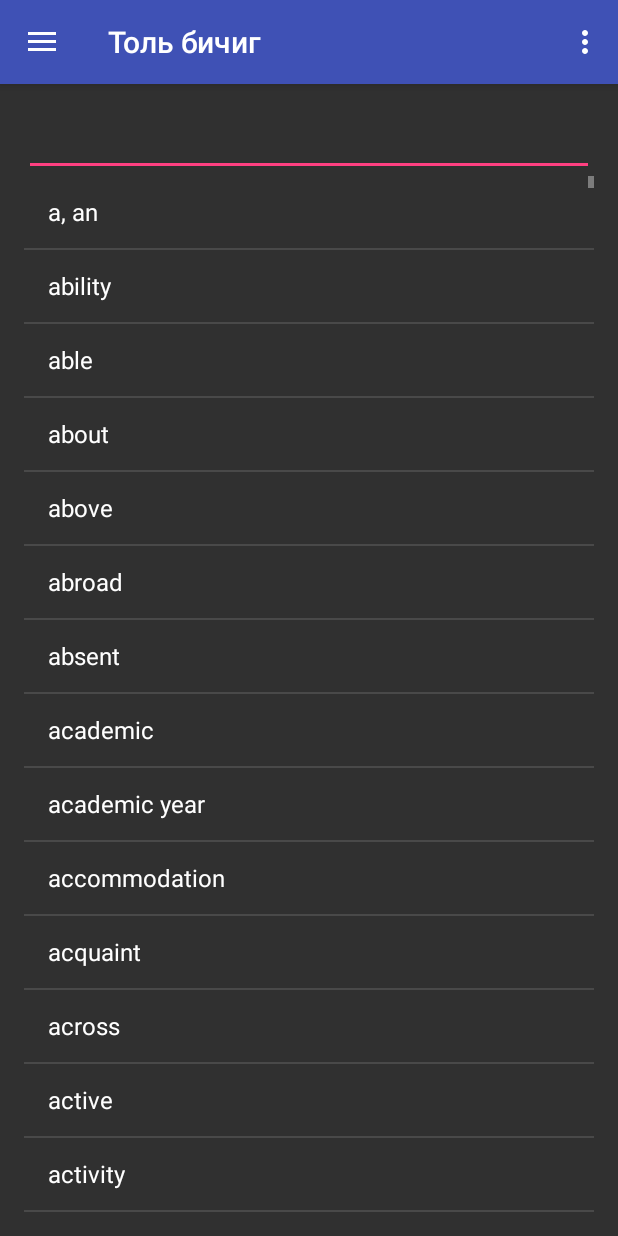
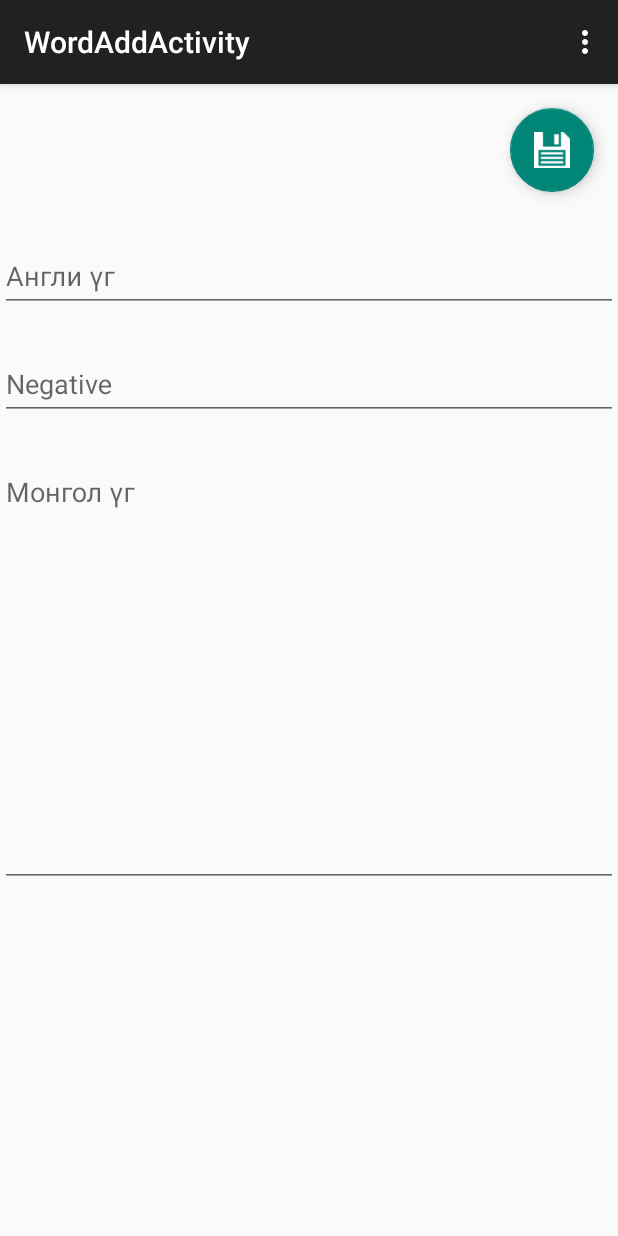
Before and after one commit to techger/memorize-en, an Android app: the screen it shows after launch (MainActivity before the commit, WordAddActivity after it), in the side drawer, after a tap on "Нэмэх", on a phone screen of 412 x 824 dp. Run offline under Robolectric (Android 15) with nearby library versions, the phone set to English and light mode, and no system bars.

Commit message:
үг нэмэх activity scrollview нэмэв

```diff
--- a/app/src/main/java/com/memorize/Database/MyDbHandler.java
+++ b/app/src/main/java/com/memorize/Database/MyDbHandler.java
@@ -23,7 +23,7 @@ import com.memorize.Model.Word;
 import com.memorize.R;
 
 /**
- * Created by Byambaa on 10/25/2015.
+ * Created by Tortuvshin on 10/25/2015.
  */
 public class MyDbHandler extends SQLiteOpenHelper {
 
--- a/app/src/main/java/com/memorize/MainActivity.java
+++ b/app/src/main/java/com/memorize/MainActivity.java
@@ -3,6 +3,7 @@ import android.app.Fragment;
 import android.app.FragmentManager;
 import android.app.FragmentTransaction;
 import android.content.DialogInterface;
+import android.content.Intent;
 import android.os.Bundle;
 import android.support.design.widget.NavigationView;
 import android.support.v4.view.GravityCompat;
@@ -88,14 +89,9 @@ public class MainActivity extends AppCompatActivity
             fragmentTransaction.replace(R.id.container, MainFragment);
             fragmentTransaction.commit();
         } else if (id == R.id.add) {
+            Intent intent = new Intent(MainActivity.this, WordAddActivity.class);
+            startActivity(intent);
 
-            getFragmentManager().popBackStack(null,FragmentManager.POP_BACK_STACK_INCLUSIVE);
-            Fragment wordAddFragment = new WordAddFragment();
-            FragmentManager fm = getFragmentManager();
-            fm.popBackStack("test", 0);
-            FragmentTransaction fragmentTransaction = fm.beginTransaction();
-            fragmentTransaction.replace(R.id.container, wordAddFragment);
-            fragmentTransaction.addToBackStack("Add").commit();
         } else if (id == R.id.rememberWord){
 
             getFragmentManager().popBackStack(null,FragmentManager.POP_BACK_STACK_INCLUSIVE);
--- a/app/src/main/java/com/memorize/Model/RememberWord.java
+++ b/app/src/main/java/com/memorize/Model/RememberWord.java
@@ -1,7 +1,7 @@
 package com.memorize.Model;
 
 /**
- * Created by Byambaa on 11/15/2015.
+ * Created by Tortuvshin on 11/15/2015.
  */
 public class RememberWord {
     String rememberEnglish;
--- a/app/src/main/java/com/memorize/Model/User.java
+++ b/app/src/main/java/com/memorize/Model/User.java
@@ -1,7 +1,7 @@
 package com.memorize.Model;
 
 /**
- * Created by Byambaa on 10/25/2015.
+ * Created by Tortuvshin on 10/25/2015.
  */
 public class User {
     private int userId;
--- a/app/src/main/java/com/memorize/Model/Word.java
+++ b/app/src/main/java/com/memorize/Model/Word.java
@@ -1,7 +1,7 @@
 package com.memorize.Model;
 
 /**
- * Created by Byambaa on 10/26/2015.
+ * Created by Tortuvshin on 10/26/2015.
  */
 public class Word {
     private String english;
--- a/app/src/main/java/com/memorize/SplashScreen.java
+++ b/app/src/main/java/com/memorize/SplashScreen.java
@@ -4,6 +4,7 @@ import android.content.Intent;
 import android.graphics.drawable.AnimationDrawable;
 import android.os.Bundle;
 import android.support.v7.app.AppCompatActivity;
+import android.util.Log;
 import android.widget.ImageView;
 
 public class SplashScreen extends AppCompatActivity {
--- a/app/src/main/java/com/memorize/WordAddActivity.java
+++ b/app/src/main/java/com/memorize/WordAddActivity.java
@@ -1,16 +1,75 @@
 package com.memorize;
 
+import android.database.Cursor;
+import android.support.design.widget.FloatingActionButton;
+import android.support.design.widget.Snackbar;
 import android.support.v7.app.AppCompatActivity;
 import android.os.Bundle;
+import android.util.Log;
 import android.view.Menu;
 import android.view.MenuItem;
+import android.view.View;
+import android.widget.TextView;
+import android.widget.Toast;
+
+import com.memorize.Database.MyDbHandler;
+import com.memorize.Model.Word;
+
+import org.json.JSONException;
+import org.json.JSONObject;
 
 public class WordAddActivity extends AppCompatActivity {
+
+    private static final String TAG = "===AddWordActivity===";
+    TextView englishWordInput;
+    TextView wordTypeInput;
+    TextView mongolianWordInput;
+    FloatingActionButton saveButton;
+    MyDbHandler myDbHandler;
+    AlertDialogManager alert;
 
     @Override
     protected void onCreate(Bundle savedInstanceState) {
         super.onCreate(savedInstanceState);
         setContentView(R.layout.activity_word_add);
+        init();
+    }
+
+    public void init(){
+        alert = new AlertDialogManager();
+        myDbHandler = new MyDbHandler(this);
+        englishWordInput = (TextView)findViewById(R.id.englishWordInput);
+        wordTypeInput = (TextView)findViewById(R.id.wordTypeInput);
+        mongolianWordInput = (TextView)findViewById(R.id.mongolianWordInput);
+        saveButton = (FloatingActionButton)findViewById(R.id.newWordSave);
+        saveButton.setOnClickListener(new View.OnClickListener() {
+            @Override
+            public void onClick(View v) {
+                String eng = englishWordInput.getText().toString();
+                String type = wordTypeInput.getText().toString();
+                String mon = mongolianWordInput.getText().toString();
+                Cursor words = myDbHandler.checkWord(eng);
+
+                if (words == null) {
+                    alert.showAlertDialog(getApplicationContext(), "Error", "Database query error", false);
+                    Log.d(TAG, "Өгөгдлийн сангийн query алдаатай байна");
+                } else {
+                    startManagingCursor(words);
+                    if (words.getCount() > 0) {
+                        alert.showAlertDialog(getApplicationContext(), "Алдаа", "Бүртгэлтэй үг байна", false);
+                        Log.d(TAG, "Бүртгэлтэй үг байна");
+                        stopManagingCursor(words);
+                        words.close();
+                    } else {
+                        myDbHandler.addWord(new Word(eng, type, mon));
+                        Toast.makeText(getApplicationContext(), "Амжилттай нэмлээ", Toast.LENGTH_SHORT).show();
+                        Log.d(TAG, "Амжилттай нэмлээ");
+                        Snackbar.make(v, "Шинэ үг амжилттай нэмэгдлээ...", Snackbar.LENGTH_LONG)
+                                .setAction("Action", null).show();
+                    }
+                }
+            }
+        });
     }
 
     @Override
--- a/app/src/main/res/layout/activity_word_add.xml
+++ b/app/src/main/res/layout/activity_word_add.xml
@@ -1,12 +1,63 @@
-<RelativeLayout xmlns:android="http://schemas.android.com/apk/res/android"
-    xmlns:tools="http://schemas.android.com/tools" android:layout_width="match_parent"
-    android:layout_height="match_parent" android:paddingLeft="@dimen/activity_horizontal_margin"
-    android:paddingRight="@dimen/activity_horizontal_margin"
-    android:paddingTop="@dimen/activity_vertical_margin"
-    android:paddingBottom="@dimen/activity_vertical_margin"
-    tools:context="com.memorize.WordAddActivity">
+<ScrollView
+    android:layout_width="fill_parent"
+    android:layout_height="fill_parent"
+    xmlns:android="http://schemas.android.com/apk/res/android">
+    <LinearLayout xmlns:android="http://schemas.android.com/apk/res/android"
+        xmlns:tools="http://schemas.android.com/tools"
+        android:layout_width="match_parent"
+        android:orientation="vertical"
+        android:layout_height="match_parent" tools:context="com.memorize.WordAddActivity"
+        android:weightSum="1">
+        <android.support.design.widget.NavigationView
+            android:layout_width="fill_parent"
+            android:layout_height="wrap_content">
+            <android.support.design.widget.FloatingActionButton
+                android:id="@+id/newWordSave"
+                android:layout_width="wrap_content"
+                android:layout_height="wrap_content"
+                android:layout_gravity="top|end"
+                android:layout_margin="@dimen/fab_margin"
+                android:src="@drawable/save" />
+        </android.support.design.widget.NavigationView>
 
-    <TextView android:text="@string/hello_world" android:layout_width="wrap_content"
-        android:layout_height="wrap_content" />
+        <android.support.design.widget.TextInputLayout
+            android:layout_width="match_parent"
+            android:layout_height="wrap_content"
+            android:layout_marginTop="8dp"
+            android:layout_marginBottom="8dp">
+            <EditText android:id="@+id/englishWordInput"
+                android:layout_width="match_parent"
+                android:layout_height="wrap_content"
+                android:inputType="textCapWords"
+                android:hint="Англи үг"/>
+        </android.support.design.widget.TextInputLayout>
 
-</RelativeLayout>
+
+        <android.support.design.widget.TextInputLayout
+            android:layout_width="match_parent"
+            android:layout_height="wrap_content"
+            android:layout_marginTop="8dp"
+            android:layout_marginBottom="8dp">
+            <EditText android:id="@+id/wordTypeInput"
+                android:layout_width="match_parent"
+                android:layout_height="wrap_content"
+                android:inputType="textCapWords"
+                android:hint="Negative"/>
+        </android.support.design.widget.TextInputLayout>
+        <android.support.design.widget.TextInputLayout
+            android:layout_width="match_parent"
+            android:layout_height="301dp"
+            android:layout_marginTop="8dp"
+            android:layout_marginBottom="8dp"
+            android:layout_weight="0.40">
+            <EditText android:id="@+id/mongolianWordInput"
+                android:layout_width="match_parent"
+                android:layout_height="wrap_content"
+                android:inputType="textCapWords"
+                android:hint="Монгол үг"
+                android:paddingBottom="250dp" />
+
+        </android.support.design.widget.TextInputLayout>
+
+    </LinearLayout>
+</ScrollView>
--- a/app/src/main/res/values/strings.xml
+++ b/app/src/main/res/values/strings.xml
@@ -15,4 +15,7 @@
 
 <!-- TODO: Remove or change this placeholder text -->
     <string name="hello_blank_fragment">Hello blank fragment</string>
+    <string name="title_activity_word_add">WordAddActivity</string>
+
+    <string name="hello_world">Hello world!</string>
 </resources>
```
Also changed, not shown: app/src/main/AndroidManifest.xml (+18 -14 lines), 1 other file.
